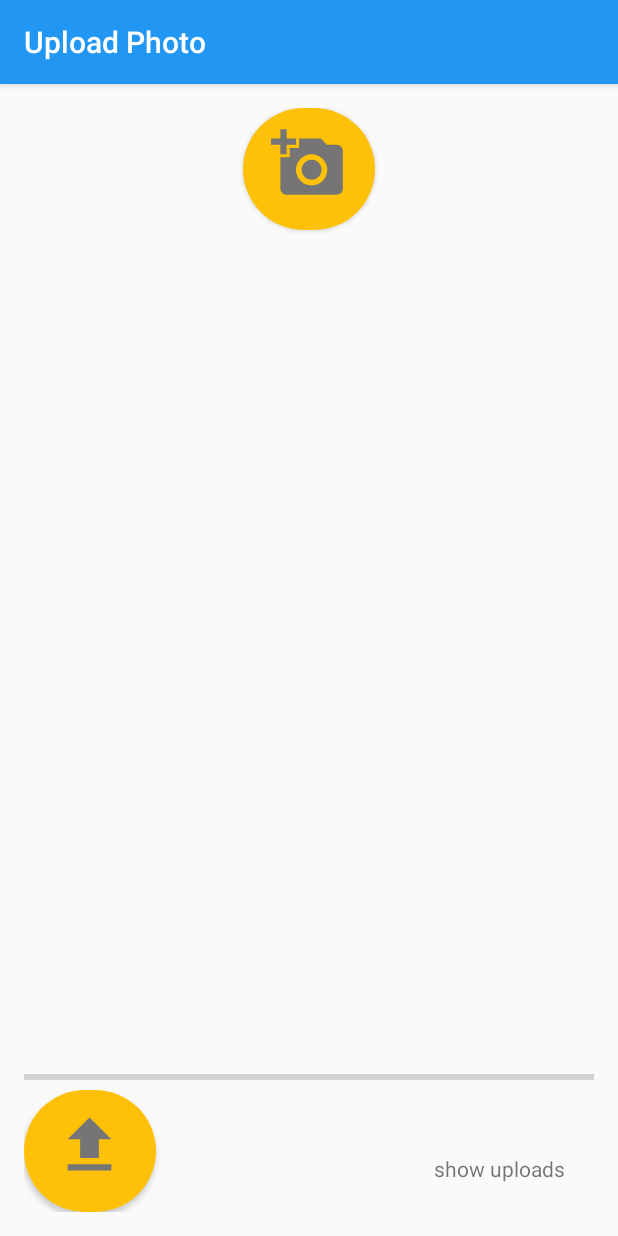
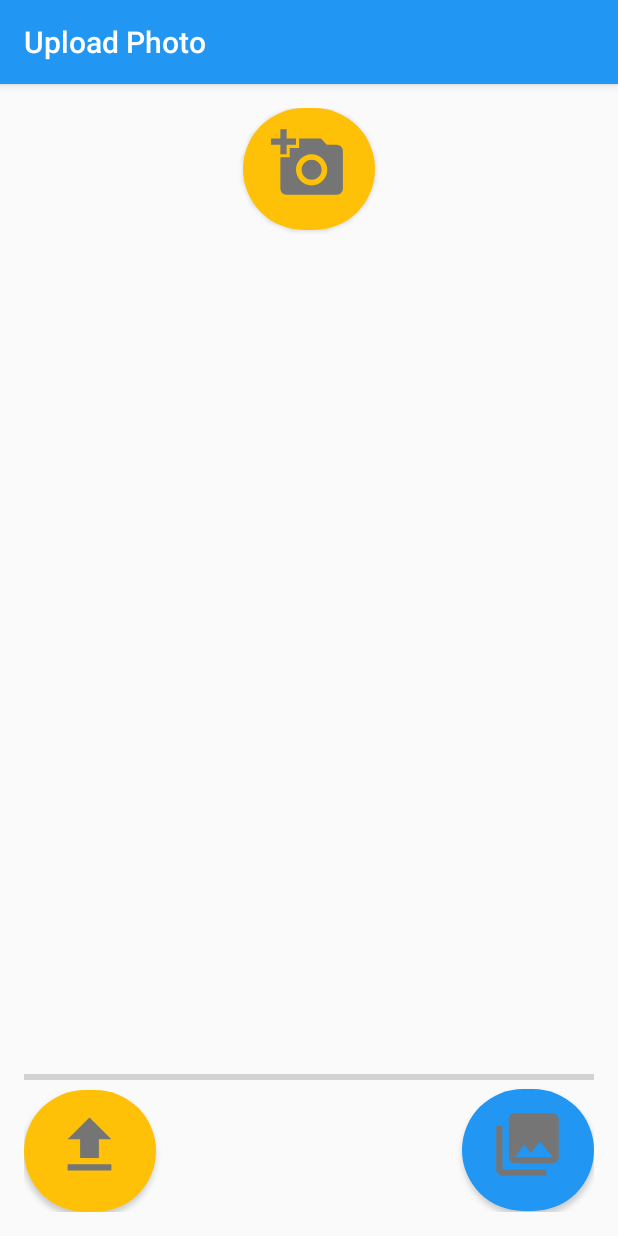
Before and after one commit to coramonokandilos/App, an Android app: the PictureUploadActivity screen opened directly, with no data from a screen before it, on a phone screen of 412 x 824 dp. Run offline under Robolectric (Android 15) with nearby library versions, the light colour scheme and no system bars; our stand-ins replace Firebase (no records; nobody signed in at launch, a user with empty details on screens opened directly), Picasso.

Commit message:
show uploads is now a picture

```diff
--- a/app/src/main/res/drawable/ic_photo_library_black_24dp.xml
+++ b/app/src/main/res/drawable/ic_photo_library_black_24dp.xml
@@ -1,4 +1,4 @@
 <vector android:height="50dp" android:viewportHeight="24.0"
     android:viewportWidth="24.0" android:width="50dp" xmlns:android="http://schemas.android.com/apk/res/android">
-    <path android:fillColor="#FF000000" android:pathData="M22,16L22,4c0,-1.1 -0.9,-2 -2,-2L8,2c-1.1,0 -2,0.9 -2,2v12c0,1.1 0.9,2 2,2h12c1.1,0 2,-0.9 2,-2zM11,12l2.03,2.71L16,11l4,5L8,16l3,-4zM2,6v14c0,1.1 0.9,2 2,2h14v-2L4,20L4,6L2,6z"/>
+    <path android:fillColor="#757575" android:pathData="M22,16L22,4c0,-1.1 -0.9,-2 -2,-2L8,2c-1.1,0 -2,0.9 -2,2v12c0,1.1 0.9,2 2,2h12c1.1,0 2,-0.9 2,-2zM11,12l2.03,2.71L16,11l4,5L8,16l3,-4zM2,6v14c0,1.1 0.9,2 2,2h14v-2L4,20L4,6L2,6z"/>
 </vector>
--- /dev/null
+++ b/app/src/main/res/drawable/round_button_blue.xml
@@ -0,0 +1,7 @@
+<?xml version="1.0" encoding="utf-8"?>
+<shape xmlns:android="http://schemas.android.com/apk/res/android"
+    android:padding="16dp"
+    android:shape="rectangle">
+    <solid android:color="@color/colorPrimary"/>
+    <corners android:radius="60dp" />
+</shape>
--- a/app/src/main/res/layout/activity_picture.xml
+++ b/app/src/main/res/layout/activity_picture.xml
@@ -54,20 +54,20 @@
         app:layout_constraintEnd_toEndOf="parent"
         app:layout_constraintStart_toStartOf="parent" />
 
-    <TextView
+
+    <Button
         android:id="@+id/show_uploads"
         android:layout_width="wrap_content"
         android:layout_height="wrap_content"
-        android:layout_alignParentBottom="true"
-        android:layout_alignParentEnd="true"
-        android:layout_alignParentRight="true"
-        android:layout_marginBottom="19dp"
-        android:layout_marginEnd="19dp"
-        android:layout_marginRight="19dp"
-        android:text="show uploads"
+        android:layout_alignEnd="@+id/image_view"
+        android:layout_below="@+id/progress_bar"
+        android:layout_marginTop="-82dp"
+        android:background="@drawable/round_button_blue"
+        android:drawableTop="@drawable/ic_photo_library_black_24dp"
+        android:paddingTop="12dp"
+        app:layout_constraintBottom_toBottomOf="parent"
         app:layout_constraintEnd_toEndOf="parent"
-        app:layout_constraintStart_toEndOf="@+id/button_upload_image"
-        app:layout_constraintTop_toTopOf="parent"
-        />
+        app:layout_constraintStart_toEndOf="@+id/button_upload_image" />
+
 
 </RelativeLayout>
```
